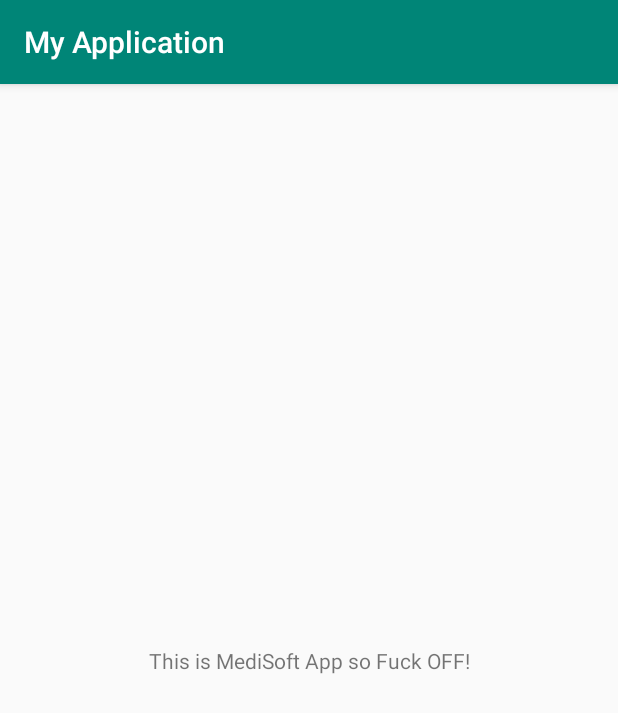
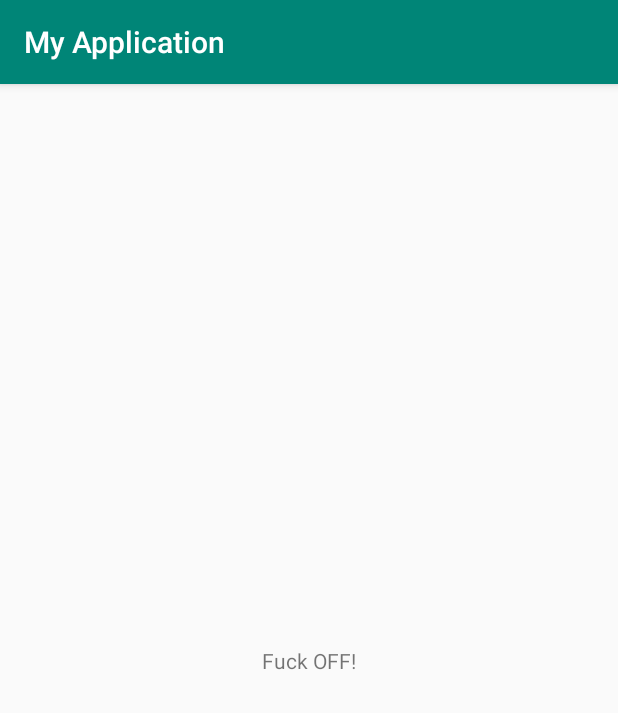
Before and after one commit to shzadrasool/MediSoft, an Android app: the screen it shows after launch (MainActivity), on a phone screen of 412 x 824 dp. Shown: the top 713 px of the screen. Run offline under Robolectric (Android 15) with nearby library versions, the light colour scheme and no system bars.

Commit message:
Minimal Change

```diff
--- a/app/src/main/res/layout/activity_main.xml
+++ b/app/src/main/res/layout/activity_main.xml
@@ -9,7 +9,7 @@
     <TextView
         android:layout_width="wrap_content"
         android:layout_height="wrap_content"
-        android:text="This is MediSoft App so Fuck OFF!"
+        android:text="Fuck OFF!"
         app:layout_constraintBottom_toBottomOf="parent"
         app:layout_constraintLeft_toLeftOf="parent"
         app:layout_constraintRight_toRightOf="parent"
```
